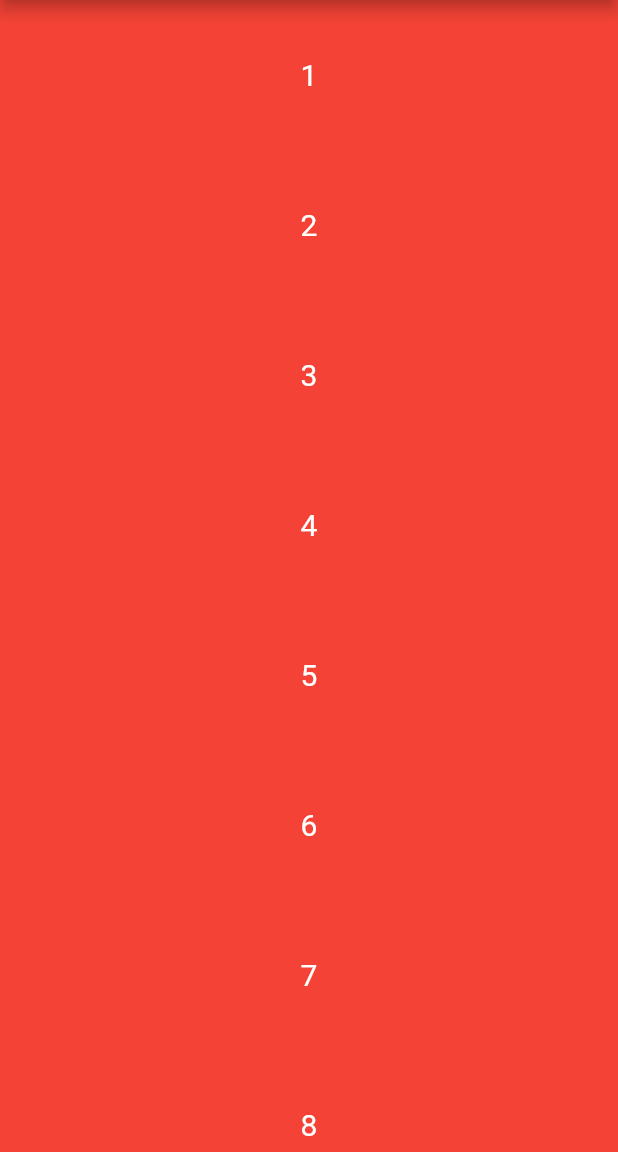
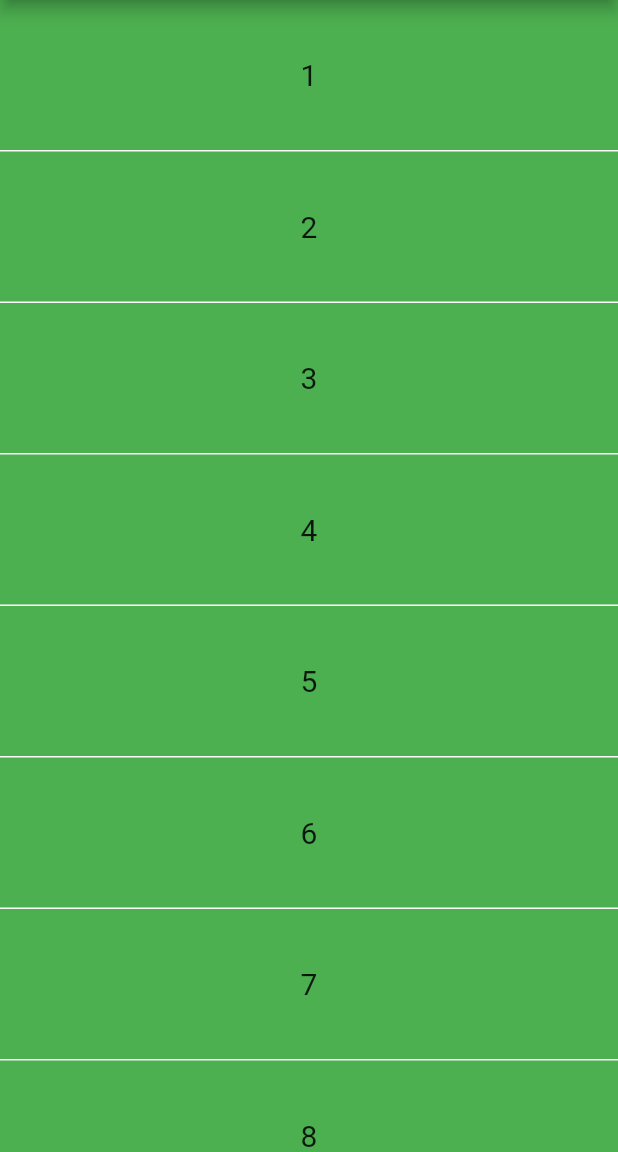
Before and after one commit to mubeendev3/flutter_widget_examples, a Flutter app: the screen it shows after launch, on a phone screen of 412 x 824 dp, the part 84-1236 px from its top. Run offline on Flutter 3.47's test engine with Material 2 defaults, Android fonts, the phone set to English and light mode, and no system bars.

Commit message:
How ListView.separated works

```diff
--- a/lib/app.dart
+++ b/lib/app.dart
@@ -1,7 +1,5 @@
 import 'package:flutter/material.dart';
-import 'fractionally_sized_box/fractionally_sized_box.dart';
-import 'list_view/list_view.dart';
-import 'list_view/list_view_builder.dart';
+import 'list_view/list_view_separated.dart';
 
 class MyApp extends StatelessWidget {
   const MyApp({Key? key}) : super(key: key);
@@ -9,7 +7,7 @@ class MyApp extends StatelessWidget {
   @override
   Widget build(BuildContext context) {
     return const MaterialApp(
-      home: CustomListViewBuilder(),
+      home: CustomListViewSeparated(),
     );
   }
 }
--- /dev/null
+++ b/lib/list_view/list_view_separated.dart
@@ -0,0 +1,55 @@
+import 'package:flutter/material.dart';
+
+class CustomListViewSeparated extends StatelessWidget {
+  const CustomListViewSeparated({Key? key}) : super(key: key);
+
+  @override
+  Widget build(BuildContext context) {
+    return Scaffold(
+      appBar: AppBar(
+        centerTitle: true,
+        title: const Text("ListViewBuilder"),
+      ),
+
+      //Use this ListView.separated when you need separators between list items.
+      body: ListView.separated(
+        // scrollDirection: Axis.horizontal,
+        // reverse: true,
+        // prototypeItem: ConstrainedBox(
+        //   constraints: const BoxConstraints(
+        //     minWidth: 200,
+        //     minHeight: 100,
+        //     maxHeight: 200,
+        //     maxWidth: 200,
+        //   ),
+        // ),
+        // padding: const EdgeInsets.all(8),
+        // keyboardDismissBehavior: ScrollViewKeyboardDismissBehavior.onDrag,
+
+        itemCount: 30,
+        itemBuilder: (context, index) {
+          return Container(
+            color: Colors.green,
+            height: 100,
+            // width: 100,
+            child: Center(
+              child: Text(
+                "${index + 1}",
+                style: const TextStyle(
+                  fontSize: 20,
+                ),
+              ),
+            ),
+          );
+        },
+        separatorBuilder: (BuildContext context, int index) {
+          return const Divider(
+            height: 1,
+            color: Colors.white10,
+            thickness: 1,
+          );
+        },
+      ),
+    );
+  }
+}
```
